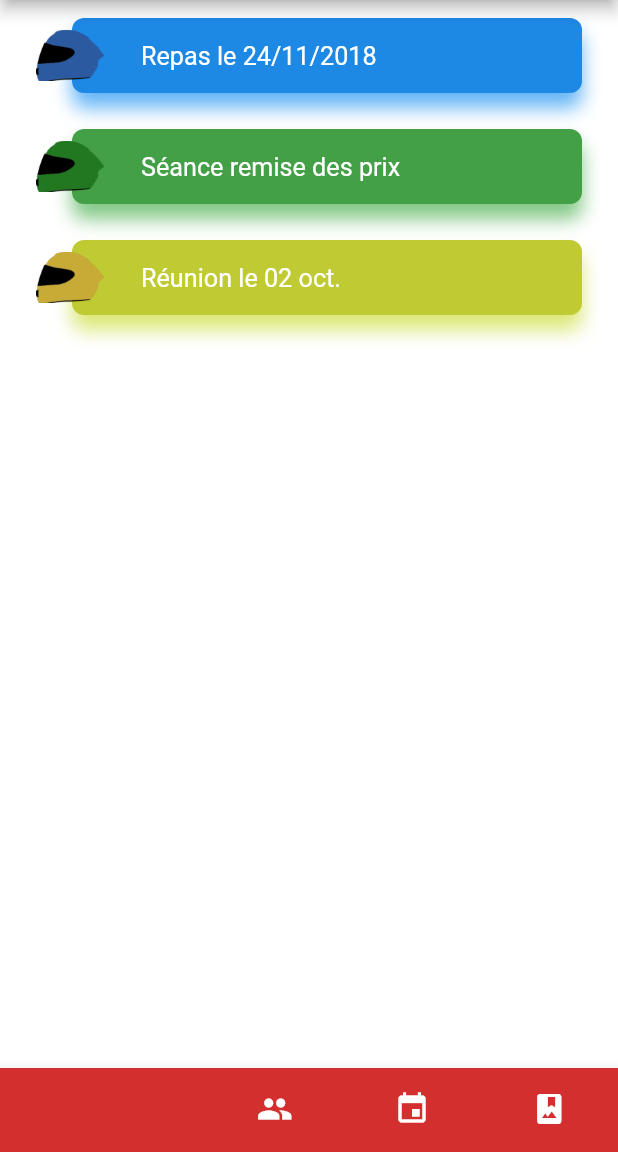
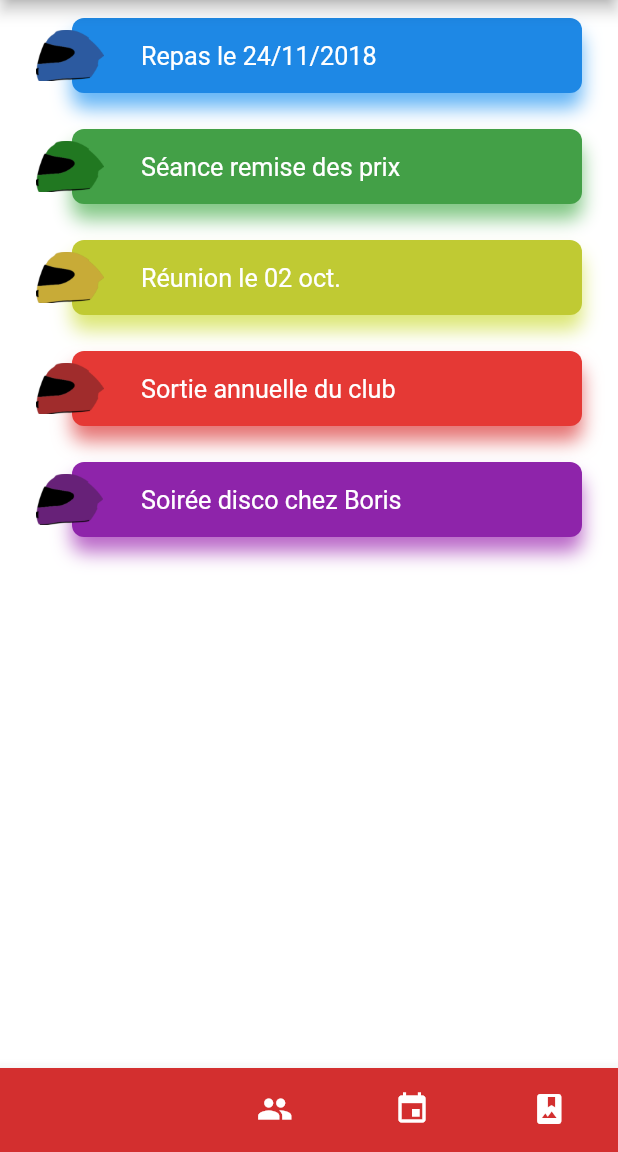
Before and after one commit to Yann39/ccteam-flutter, a Flutter app: the screen it shows after launch, scrolled down 150 dp, on a phone screen of 412 x 824 dp, the part 84-1236 px from its top. Run offline on Flutter 3.47's test engine with Material 2 defaults, Android fonts, the phone set to English and light mode, and no system bars.

Commit message:
Home page sample

```diff
--- a/lib/home.dart
+++ b/lib/home.dart
@@ -56,7 +56,11 @@ class _HomeState extends State<Home> {
           new HomeCard("Séance remise des prix",
             new AssetImage("images/helmet-green.png"), Colors.green[600], Colors.green[300]),
           new HomeCard("Réunion le 02 oct.",
-            new AssetImage("images/helmet-yellow.png"), Colors.lime[600], Colors.lime[300])
+              new AssetImage("images/helmet-yellow.png"), Colors.lime[600], Colors.lime[300]),
+          new HomeCard("Sortie annuelle du club",
+              new AssetImage("images/helmet-red.png"), Colors.red[600], Colors.red[300]),
+          new HomeCard("Soirée disco chez Boris",
+              new AssetImage("images/helmet-purple.png"), Colors.purple[600], Colors.purple[300])
         ],
       ),
     ),
--- a/pubspec.yaml
+++ b/pubspec.yaml
@@ -30,6 +30,8 @@ flutter:
     - images/helmet-blue.png
     - images/helmet-green.png
     - images/helmet-yellow.png
+    - images/helmet-red.png
+    - images/helmet-purple.png
 
   # To add assets to your application, add an assets section, like this:
   # assets:
```
Also changed, not shown: doc/homepage.png (added), images/helmet-purple.png (added), images/helmet-red.png (added), 1 other file.
